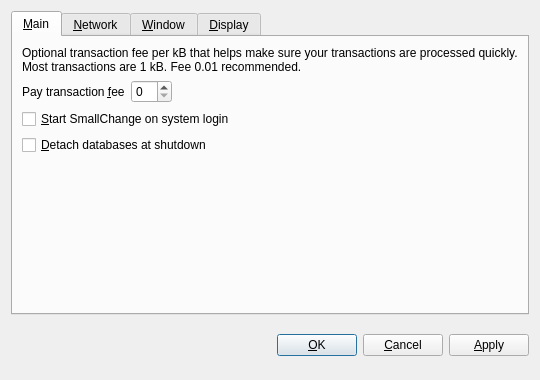
First picture: the form in src/qt/forms/optionsdialog.ui, repository ponecoin/ponecoin, before the edit.
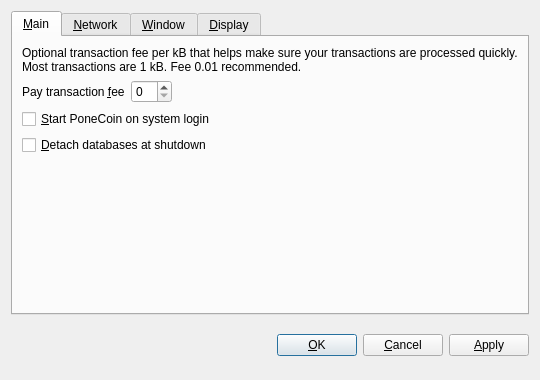
Second picture: the form after the edit. The open tabs and pages were chosen to show the change. Custom widgets are drawn as their Qt base class.

Commit message: Based PONE off of LTC.

What changed in the file:
```diff
--- a/src/qt/forms/optionsdialog.ui
+++ b/src/qt/forms/optionsdialog.ui
@@ -82,7 +82,7 @@
           <string>Automatically start SmallChange after logging in to the system.</string>
          </property>
          <property name="text">
-          <string>&amp;Start SmallChange on system login</string>
+          <string>&amp;Start PoneCoin on system login</string>
          </property>
         </widget>
        </item>
```
Left out of the diff: 10 changed lines with no effect on the pictures. The commit also changes 40 other files.
